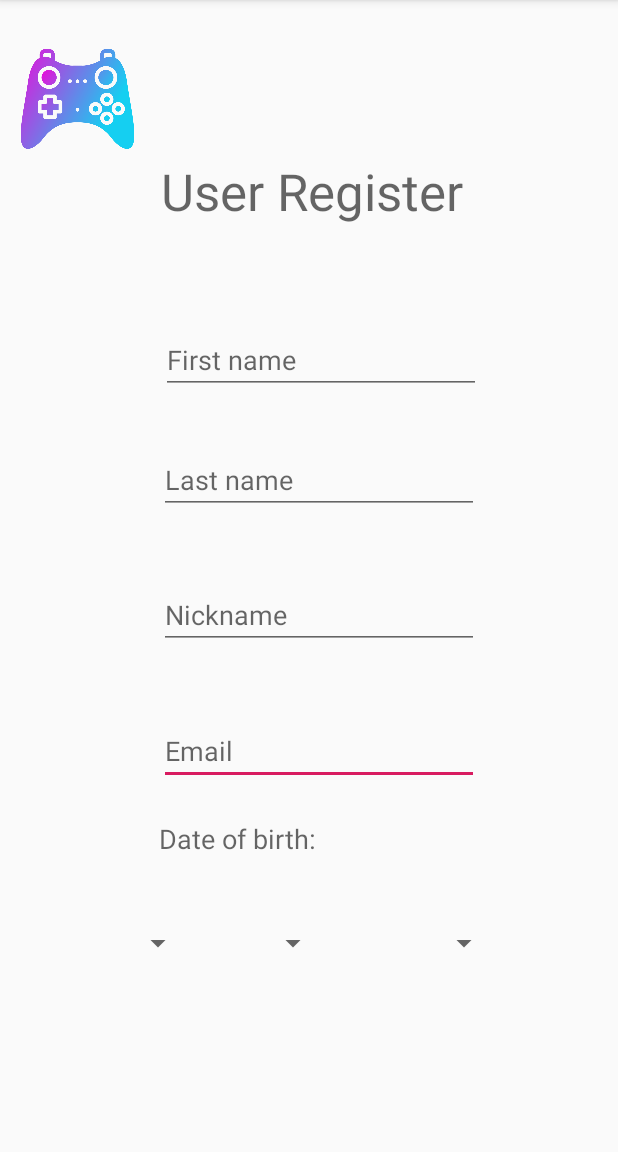
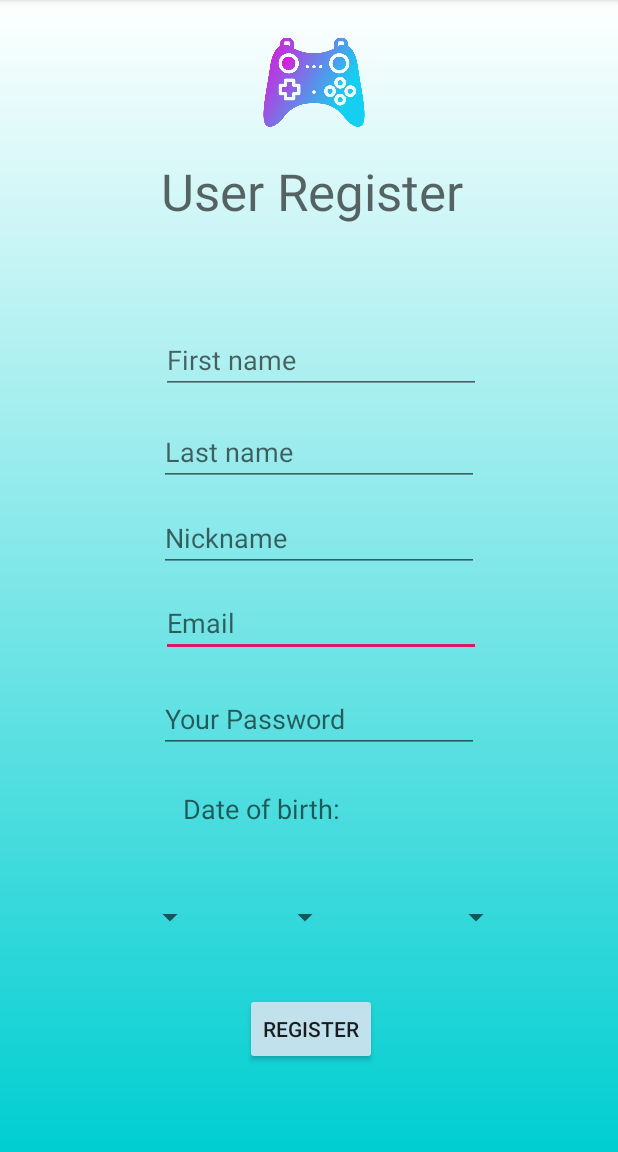
Before and after one commit to Lazboy87/app-gameme, an Android app: the registerUser screen opened directly, with no data from a screen before it, on a phone screen of 412 x 824 dp, the part 84-1236 px from its top. Run offline under Robolectric (Android 15) with nearby library versions, the phone set to English and light mode, and no system bars.

```diff
--- /dev/null
+++ b/app/src/main/java/no/lapp/gameme/User.kt
@@ -0,0 +1,25 @@
+package no.lapp.gameme
+
+import android.provider.ContactsContract
+
+class User{
+    var id : Int = 0
+    var name : String = ""
+    var nicknname : String = ""
+    var email : String = ""
+    var dateOfBirth : Int = 0
+
+
+    constructor(name:String , nickname: String,email : String, dateOfBirth : Int ){
+        this.name = name
+        this.nicknname = nicknname
+        this.email = email
+        this.dateOfBirth = dateOfBirth
+
+
+
+    }
+
+
+
+}
--- a/app/src/main/res/layout/activity_register_user.xml
+++ b/app/src/main/res/layout/activity_register_user.xml
@@ -4,16 +4,21 @@
     xmlns:tools="http://schemas.android.com/tools"
     android:layout_width="match_parent"
     android:layout_height="match_parent"
+    android:background="@drawable/gradient"
     tools:context=".registerUser">
 
 
     <ImageView
         android:id="@+id/imageView3"
-        android:layout_width="103dp"
-        android:layout_height="132dp"
-        app:srcCompat="@drawable/profile"
-        tools:layout_editor_absoluteX="3dp"
-        tools:layout_editor_absoluteY="-9dp" />
+        android:layout_width="92dp"
+        android:layout_height="110dp"
+        app:layout_constraintBottom_toBottomOf="parent"
+        app:layout_constraintHorizontal_bias="0.51"
+        app:layout_constraintLeft_toLeftOf="parent"
+        app:layout_constraintRight_toRightOf="parent"
+        app:layout_constraintTop_toTopOf="parent"
+        app:layout_constraintVertical_bias="0.0"
+        app:srcCompat="@drawable/profile" />
 
     <TextView
         android:id="@+id/textView"
@@ -28,6 +33,7 @@
         app:layout_constraintTop_toTopOf="parent"
         app:layout_constraintVertical_bias="0.149" />
 
+
     <EditText
         android:id="@+id/Email"
         android:layout_width="wrap_content"
@@ -37,11 +43,27 @@
         android:inputType="textEmailAddress"
         android:textAppearance="@style/TextAppearance.AppCompat.Medium"
         app:layout_constraintBottom_toBottomOf="parent"
+        app:layout_constraintHorizontal_bias="0.54"
+        app:layout_constraintLeft_toLeftOf="parent"
+        app:layout_constraintRight_toRightOf="parent"
+        app:layout_constraintTop_toTopOf="parent"
+        app:layout_constraintVertical_bias="0.543" />
+
+    <EditText
+        android:id="@+id/PasswordReg"
+        android:layout_width="wrap_content"
+        android:layout_height="wrap_content"
+        android:ems="10"
+        android:hint="@string/registerPass"
+        android:inputType="textPassword"
+        android:textAppearance="@style/TextAppearance.AppCompat.Medium"
+        app:layout_constraintBottom_toBottomOf="parent"
         app:layout_constraintHorizontal_bias="0.535"
         app:layout_constraintLeft_toLeftOf="parent"
         app:layout_constraintRight_toRightOf="parent"
         app:layout_constraintTop_toTopOf="parent"
-        app:layout_constraintVertical_bias="0.661" />
+        app:layout_constraintVertical_bias="0.632" />
+
 
     <TextView
         android:id="@+id/textView"
@@ -50,33 +72,11 @@
         android:text="@string/registerDateOB"
         android:textAppearance="@style/TextAppearance.AppCompat.Medium"
         app:layout_constraintBottom_toBottomOf="parent"
-        app:layout_constraintHorizontal_bias="0.432"
+        app:layout_constraintHorizontal_bias="0.497"
         app:layout_constraintLeft_toLeftOf="parent"
         app:layout_constraintRight_toRightOf="parent"
         app:layout_constraintTop_toTopOf="parent"
-        app:layout_constraintVertical_bias="0.743" />
-
-    <Spinner
-        android:id="@+id/spinnerdateYear"
-        android:layout_width="84dp"
-        android:layout_height="57dp"
-        app:layout_constraintBottom_toBottomOf="parent"
-        app:layout_constraintHorizontal_bias="0.761"
-        app:layout_constraintLeft_toLeftOf="parent"
-        app:layout_constraintRight_toRightOf="parent"
-        app:layout_constraintTop_toTopOf="parent"
-        app:layout_constraintVertical_bias="0.844" />
-
-    <Spinner
-        android:id="@+id/spinnerdateMonth"
-        android:layout_width="64dp"
-        android:layout_height="57dp"
-        app:layout_constraintBottom_toBottomOf="parent"
-        app:layout_constraintHorizontal_bias="0.446"
-        app:layout_constraintLeft_toLeftOf="parent"
-        app:layout_constraintRight_toRightOf="parent"
-        app:layout_constraintTop_toTopOf="parent"
-        app:layout_constraintVertical_bias="0.844" />
+        app:layout_constraintVertical_bias="0.716" />
 
     <EditText
         android:id="@+id/lastname"
@@ -91,19 +91,7 @@
         app:layout_constraintLeft_toLeftOf="parent"
         app:layout_constraintRight_toRightOf="parent"
         app:layout_constraintTop_toTopOf="parent"
-        app:layout_constraintVertical_bias="0.411" />
-
-    <Spinner
-        android:id="@+id/spinnerdateDAY"
-        android:layout_width="64dp"
-        android:layout_height="57dp"
-        android:spinnerMode="dropdown"
-        app:layout_constraintBottom_toBottomOf="parent"
-        app:layout_constraintHorizontal_bias="0.187"
-        app:layout_constraintLeft_toLeftOf="parent"
-        app:layout_constraintRight_toRightOf="parent"
-        app:layout_constraintTop_toTopOf="parent"
-        app:layout_constraintVertical_bias="0.844" />
+        app:layout_constraintVertical_bias="0.386" />
 
     <EditText
         android:id="@+id/nickname"
@@ -118,7 +106,7 @@
         app:layout_constraintLeft_toLeftOf="parent"
         app:layout_constraintRight_toRightOf="parent"
         app:layout_constraintTop_toTopOf="parent"
-        app:layout_constraintVertical_bias="0.536" />
+        app:layout_constraintVertical_bias="0.465" />
 
     <EditText
         android:id="@+id/firstname"
@@ -135,4 +123,52 @@
         app:layout_constraintTop_toTopOf="parent"
         app:layout_constraintVertical_bias="0.301" />
 
+
+    <Spinner
+        android:id="@+id/spinnerdateMonth"
+        android:layout_width="64dp"
+        android:layout_height="57dp"
+        app:layout_constraintBottom_toBottomOf="parent"
+        app:layout_constraintHorizontal_bias="0.469"
+        app:layout_constraintLeft_toLeftOf="parent"
+        app:layout_constraintRight_toRightOf="parent"
+        app:layout_constraintTop_toTopOf="parent"
+        app:layout_constraintVertical_bias="0.82" />
+
+    <Spinner
+        android:id="@+id/spinnerdateDAY"
+        android:layout_width="64dp"
+        android:layout_height="57dp"
+        android:spinnerMode="dropdown"
+        app:layout_constraintBottom_toBottomOf="parent"
+        app:layout_constraintHorizontal_bias="0.21"
+        app:layout_constraintLeft_toLeftOf="parent"
+        app:layout_constraintRight_toRightOf="parent"
+        app:layout_constraintTop_toTopOf="parent"
+        app:layout_constraintVertical_bias="0.82" />
+
+    <Spinner
+        android:id="@+id/spinnerdateYear"
+        android:layout_width="84dp"
+        android:layout_height="57dp"
+        app:layout_constraintBottom_toBottomOf="parent"
+        app:layout_constraintHorizontal_bias="0.785"
+        app:layout_constraintLeft_toLeftOf="parent"
+        app:layout_constraintRight_toRightOf="parent"
+        app:layout_constraintTop_toTopOf="parent"
+        app:layout_constraintVertical_bias="0.82" />
+
+    <Button
+        android:id="@+id/button"
+        android:layout_width="wrap_content"
+        android:layout_height="wrap_content"
+        android:text="@string/registerbtn"
+        android:backgroundTint="@color/lightbluetheme"
+        app:layout_constraintBottom_toBottomOf="parent"
+        app:layout_constraintHorizontal_bias="0.504"
+        app:layout_constraintLeft_toLeftOf="parent"
+        app:layout_constraintRight_toRightOf="parent"
+        app:layout_constraintTop_toTopOf="parent"
+        app:layout_constraintVertical_bias="0.919" />
+
 </androidx.constraintlayout.widget.ConstraintLayout>
--- a/app/src/main/res/values/strings.xml
+++ b/app/src/main/res/values/strings.xml
@@ -16,6 +16,9 @@
     <string name="registerMail">Email</string>
     <string name="registerDateOB">Date of birth:</string>
 
+    <string name="registerPass">Your Password</string>
+    <string name="registerButton">Register</string>
+
 
 
 
```
